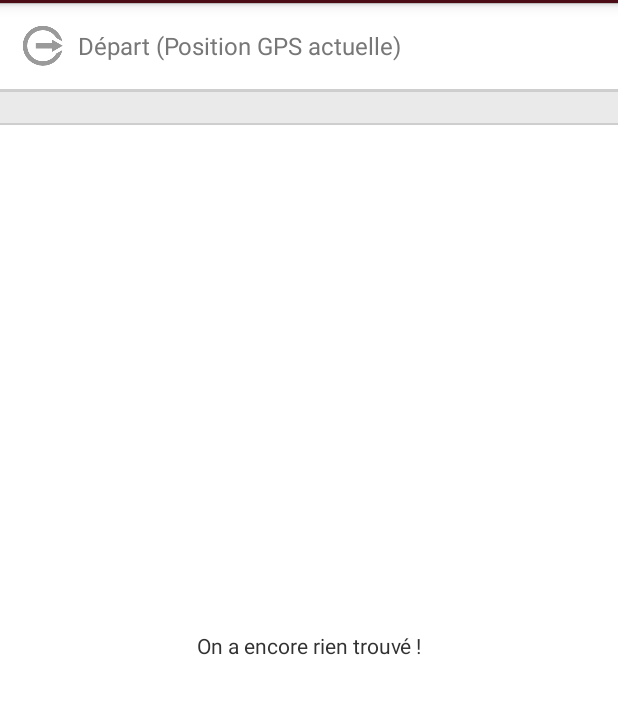
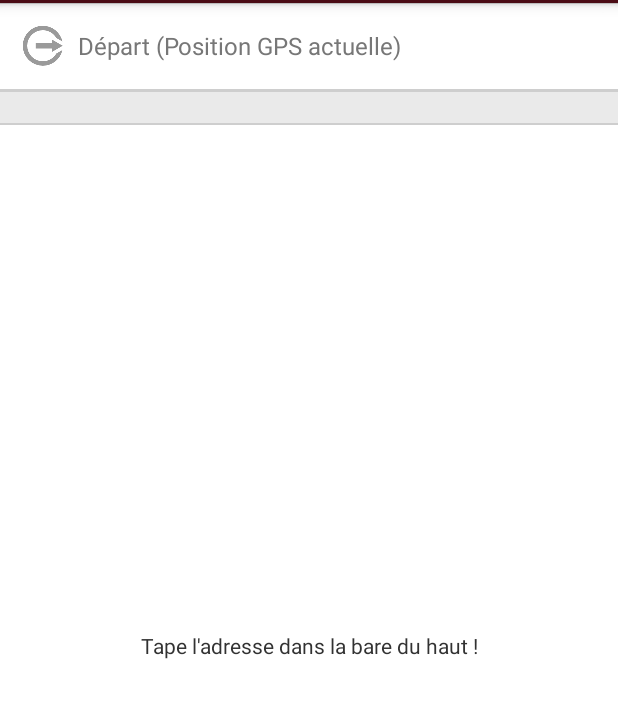
Before and after one commit to PoulpiFr/Pegasus, an Android app: the screen it shows after launch (MainActivity), on a phone screen of 412 x 824 dp, the part 69-787 px from its top. Run offline under Robolectric (Android 15) with nearby library versions, the phone set to English and light mode, and no system bars; libraries missing offline, so code that uses them is left out: retrofit.client; 5 statements that could not run were skipped.

Commit message:
Improve text completion

```diff
--- a/pegasus/src/main/java/fr/poulpi/pegasus/fragments/NewSearchFragment.java
+++ b/pegasus/src/main/java/fr/poulpi/pegasus/fragments/NewSearchFragment.java
@@ -291,7 +291,6 @@ public class NewSearchFragment extends Fragment {
             if (fm != null) {
                 int i = fm.getBackStackEntryCount();
 
-                Log.d("Poulpii", ""+i);
                 // If we are getting back to the "Normal mode" we have to get the UI back !
                 if (i == 0) {
 
@@ -319,7 +318,6 @@ public class NewSearchFragment extends Fragment {
                     mEditContainer.setVisibility(View.INVISIBLE);
 
                     //slideInToTop(mEditContainer, true);
-                    Log.d("Poulpii", "Lauching the anim !");
                     fadeOutToTop(mBtnSearchContainer, true);
                 }
             }
@@ -375,7 +373,7 @@ public class NewSearchFragment extends Fragment {
         @Override
         public void onTextChanged(CharSequence s, int start, int before, int count) {
 
-            if(s.length() % 2 == 0 ){
+            if(s.length() % 2 == 0 || count > 1){
                 googleAPIRequestPredictions(s.toString());
             }
         }
--- a/pegasus/src/main/res/values/strings.xml
+++ b/pegasus/src/main/res/values/strings.xml
@@ -19,7 +19,7 @@
     <string name="less_walking">Le moins de marche</string>
     <string name="alternative">Itinéraire alternatif</string>
     <string name="now">Maintenant</string>
-    <string name="no_predictions">On a encore rien trouvé !</string>
+    <string name="no_predictions">Tape l'adresse dans la bare du haut !</string>
     <string name="google_api_subway_station">subway_station</string>
     <string name="google_api_rer_station">train_station</string>
     <string name="arrival">Arrivée :\u0020</string>
```
